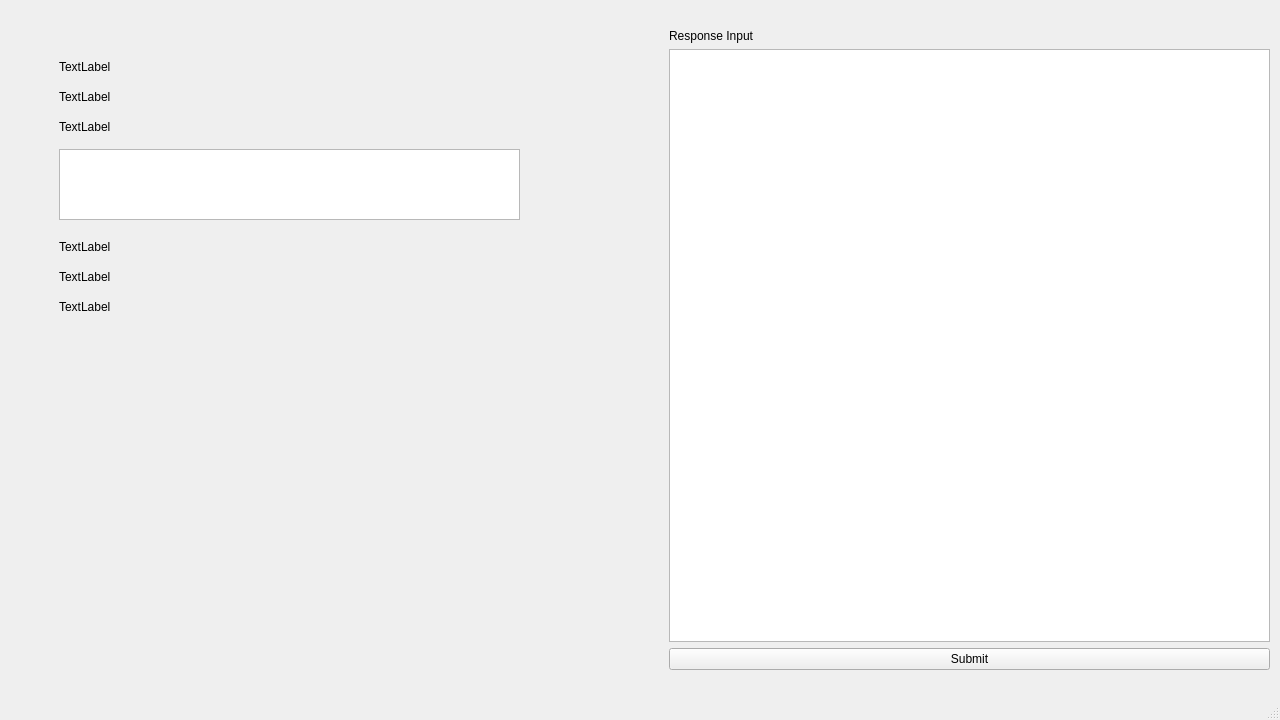
This is mainwindow.ui in WiremuBT/CS106GroupProject as Qt 5 draws it before an edit. The edited form follows.
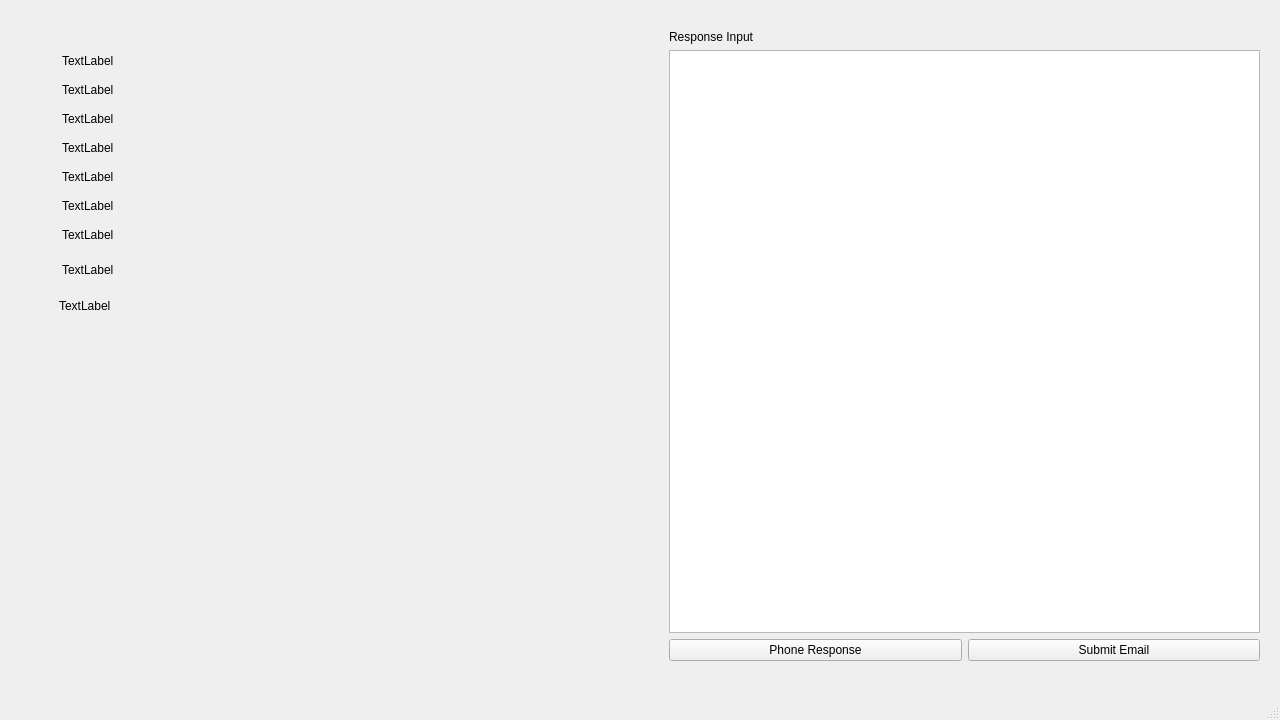
This is the edited form. The open tabs and pages were chosen to show the change.

Patch:
```diff
--- a/mainwindow.ui
+++ b/mainwindow.ui
@@ -1165,94 +1165,13 @@
        </widget>
       </widget>
       <widget class="QWidget" name="TICKET_PROCESS">
-       <widget class="QLabel" name="TicketfName">
-        <property name="geometry">
-         <rect>
-          <x>50</x>
-          <y>50</y>
-          <width>201</width>
-          <height>16</height>
-         </rect>
-        </property>
-        <property name="text">
-         <string>TextLabel</string>
-        </property>
-       </widget>
-       <widget class="QLabel" name="TicketlName">
-        <property name="geometry">
-         <rect>
-          <x>50</x>
-          <y>80</y>
-          <width>461</width>
-          <height>16</height>
-         </rect>
-        </property>
-        <property name="text">
-         <string>TextLabel</string>
-        </property>
-       </widget>
-       <widget class="QLabel" name="TicketEmail">
-        <property name="geometry">
-         <rect>
-          <x>50</x>
-          <y>110</y>
-          <width>461</width>
-          <height>16</height>
-         </rect>
-        </property>
-        <property name="text">
-         <string>TextLabel</string>
-        </property>
-       </widget>
-       <widget class="QLabel" name="TicketUrgency">
-        <property name="geometry">
-         <rect>
-          <x>50</x>
-          <y>230</y>
-          <width>461</width>
-          <height>16</height>
-         </rect>
-        </property>
-        <property name="sizePolicy">
-         <sizepolicy hsizetype="Fixed" vsizetype="Fixed">
-          <horstretch>0</horstretch>
-          <verstretch>0</verstretch>
-         </sizepolicy>
-        </property>
-        <property name="text">
-         <string>TextLabel</string>
-        </property>
-       </widget>
-       <widget class="QPlainTextEdit" name="TicketDis">
-        <property name="geometry">
-         <rect>
-          <x>50</x>
-          <y>140</y>
-          <width>461</width>
-          <height>71</height>
-         </rect>
-        </property>
-       </widget>
-       <widget class="QLabel" name="TicketTags">
-        <property name="geometry">
-         <rect>
-          <x>50</x>
-          <y>260</y>
-          <width>201</width>
-          <height>16</height>
-         </rect>
-        </property>
-        <property name="text">
-         <string>TextLabel</string>
-        </property>
-       </widget>
-       <widget class="QLabel" name="TicketTime">
+       <widget class="QLabel" name="TicketDis">
         <property name="geometry">
          <rect>
           <x>50</x>
           <y>290</y>
-          <width>461</width>
-          <height>16</height>
+          <width>581</width>
+          <height>241</height>
          </rect>
         </property>
         <property name="sizePolicy">
@@ -1261,20 +1180,29 @@
           <verstretch>0</verstretch>
          </sizepolicy>
         </property>
+        <property name="layoutDirection">
+         <enum>Qt::LeftToRight</enum>
+        </property>
         <property name="text">
          <string>TextLabel</string>
         </property>
+        <property name="alignment">
+         <set>Qt::AlignLeading|Qt::AlignLeft|Qt::AlignTop</set>
+        </property>
+        <property name="wordWrap">
+         <bool>true</bool>
+        </property>
        </widget>
-       <widget class="QWidget" name="layoutWidget">
+       <widget class="QWidget" name="">
         <property name="geometry">
          <rect>
           <x>660</x>
-          <y>20</y>
-          <width>601</width>
-          <height>641</height>
+          <y>21</y>
+          <width>591</width>
+          <height>631</height>
          </rect>
         </property>
-        <layout class="QVBoxLayout" name="verticalLayout_6">
+        <layout class="QVBoxLayout" name="verticalLayout_5">
          <item>
           <widget class="QLabel" name="label_11">
            <property name="text">
@@ -1283,14 +1211,21 @@
           </widget>
          </item>
          <item>
-          <layout class="QVBoxLayout" name="verticalLayout_5">
+          <widget class="QTextEdit" name="Response_Edit"/>
+         </item>
+         <item>
+          <layout class="QHBoxLayout" name="horizontalLayout_5">
            <item>
-            <widget class="QTextEdit" name="Response_Edit"/>
+            <widget class="QPushButton" name="pushButton_25">
+             <property name="text">
+              <string>Phone Response</string>
+             </property>
+            </widget>
            </item>
            <item>
             <widget class="QPushButton" name="Reponse_Submit">
              <property name="text">
-              <string>Submit</string>
+              <string>Submit Email</string>
              </property>
             </widget>
            </item>
@@ -1298,6 +1233,128 @@
          </item>
         </layout>
        </widget>
+       <widget class="QLabel" name="TicketCategory">
+        <property name="geometry">
+         <rect>
+          <x>53</x>
+          <y>253</y>
+          <width>591</width>
+          <height>16</height>
+         </rect>
+        </property>
+        <property name="sizePolicy">
+         <sizepolicy hsizetype="Fixed" vsizetype="Fixed">
+          <horstretch>0</horstretch>
+          <verstretch>0</verstretch>
+         </sizepolicy>
+        </property>
+        <property name="text">
+         <string>TextLabel</string>
+        </property>
+       </widget>
+       <widget class="QWidget" name="">
+        <property name="geometry">
+         <rect>
+          <x>53</x>
+          <y>36</y>
+          <width>591</width>
+          <height>211</height>
+         </rect>
+        </property>
+        <layout class="QVBoxLayout" name="verticalLayout_6">
+         <item>
+          <widget class="QLabel" name="TicketfName">
+           <property name="sizePolicy">
+            <sizepolicy hsizetype="Fixed" vsizetype="Fixed">
+             <horstretch>0</horstretch>
+             <verstretch>0</verstretch>
+            </sizepolicy>
+           </property>
+           <property name="text">
+            <string>TextLabel</string>
+           </property>
+          </widget>
+         </item>
+         <item>
+          <widget class="QLabel" name="TicketlName">
+           <property name="sizePolicy">
+            <sizepolicy hsizetype="Fixed" vsizetype="Fixed">
+             <horstretch>0</horstretch>
+             <verstretch>0</verstretch>
+            </sizepolicy>
+           </property>
+           <property name="text">
+            <string>TextLabel</string>
+           </property>
+          </widget>
+         </item>
+         <item>
+          <widget class="QLabel" name="TicketEmail">
+           <property name="sizePolicy">
+            <sizepolicy hsizetype="Fixed" vsizetype="Fixed">
+             <horstretch>0</horstretch>
+             <verstretch>0</verstretch>
+            </sizepolicy>
+           </property>
+           <property name="text">
+            <string>TextLabel</string>
+           </property>
+          </widget>
+         </item>
+         <item>
+          <widget class="QLabel" name="TicketPhone">
+           <property name="sizePolicy">
+            <sizepolicy hsizetype="Fixed" vsizetype="Fixed">
+             <horstretch>0</horstretch>
+             <verstretch>0</verstretch>
+            </sizepolicy>
+           </property>
+           <property name="text">
+            <string>TextLabel</string>
+           </property>
+          </widget>
+         </item>
+         <item>
+          <widget class="QLabel" name="TicketTime">
+           <property name="sizePolicy">
+            <sizepolicy hsizetype="Fixed" vsizetype="Fixed">
+             <horstretch>0</horstretch>
+             <verstretch>0</verstretch>
+            </sizepolicy>
+           </property>
+           <property name="text">
+            <string>TextLabel</string>
+           </property>
+          </widget>
+         </item>
+         <item>
+          <widget class="QLabel" name="TicketTags">
+           <property name="sizePolicy">
+            <sizepolicy hsizetype="Fixed" vsizetype="Fixed">
+             <horstretch>0</horstretch>
+             <verstretch>0</verstretch>
+            </sizepolicy>
+           </property>
+           <property name="text">
+            <string>TextLabel</string>
+           </property>
+          </widget>
+         </item>
+         <item>
+          <widget class="QLabel" name="TicketUrgency">
+           <property name="sizePolicy">
+            <sizepolicy hsizetype="Fixed" vsizetype="Fixed">
+             <horstretch>0</horstretch>
+             <verstretch>0</verstretch>
+            </sizepolicy>
+           </property>
+           <property name="text">
+            <string>TextLabel</string>
+           </property>
+          </widget>
+         </item>
+        </layout>
+       </widget>
       </widget>
      </widget>
     </item>
```
Left out of the diff: 18 changed lines with no effect on the pictures.
